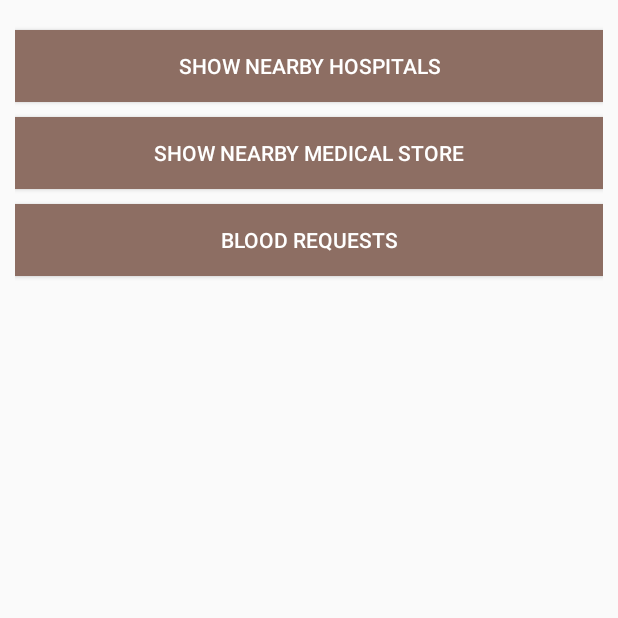
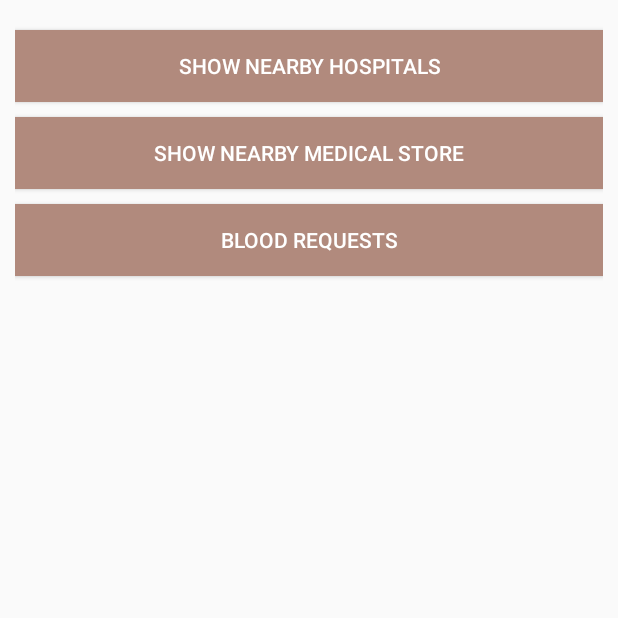
Before and after one commit to kuldeepkr16/Dr.MACS, an Android app: the screen it shows after launch once a user with an empty profile is signed in (HospitalSearch), after a tap on "GET STARTED", on a phone screen of 412 x 824 dp, the top half of it. Run offline under Robolectric (Android 15) with nearby library versions, the phone set to English and light mode, and no system bars; our stand-ins replace Firebase (no records; nobody signed in at launch, a user with empty details on screens opened directly).

Commit message:
fourth commit

```diff
--- a/app/src/main/java/com/example/lenovo/dra/fragments/readFragment.java
+++ b/app/src/main/java/com/example/lenovo/dra/fragments/readFragment.java
@@ -1,12 +1,17 @@
 package com.example.lenovo.dra.fragments;
 
 
+import android.content.Intent;
 import android.os.Bundle;
+import android.support.annotation.Nullable;
 import android.support.v4.app.Fragment;
 import android.view.LayoutInflater;
 import android.view.View;
 import android.view.ViewGroup;
+import android.widget.Button;
+import android.widget.TextView;
 
+import com.example.lenovo.dra.Activities.MedicineAvailibility;
 import com.example.lenovo.dra.R;
 
 
@@ -14,7 +19,7 @@ import com.example.lenovo.dra.R;
  * A simple {@link Fragment} subclass.
  */
 public class readFragment extends Fragment {
-
+    Button txtNewPost;
 
     public readFragment() {
         // Required empty public constructor
@@ -28,4 +33,14 @@ public class readFragment extends Fragment {
         return inflater.inflate(R.layout.fragment_read, container, false);
     }
 
+    @Override
+    public void onViewCreated(View view, @Nullable Bundle savedInstanceState) {
+        txtNewPost = (Button) view.findViewById(R.id.txtNewPost);
+        txtNewPost.setOnClickListener(new View.OnClickListener() {
+            @Override
+            public void onClick(View v) {
+                startActivity(new Intent(getActivity(), MedicineAvailibility.class));
+            }
+        });
+    }
 }
--- a/app/src/main/res/layout/activity_login.xml
+++ b/app/src/main/res/layout/activity_login.xml
@@ -9,7 +9,7 @@
     android:id="@+id/myLoginLayout"
     android:padding="50dp"
     android:weightSum="1"
-    android:background="@drawable/background">
+    android:background="@color/colorPrimaryLight">
 
     <ImageView
         android:layout_width="200dp"
--- a/app/src/main/res/layout/activity_register_with.xml
+++ b/app/src/main/res/layout/activity_register_with.xml
@@ -5,7 +5,7 @@
     android:layout_width="match_parent"
     android:layout_height="match_parent"
     android:orientation="vertical"
-    android:background="@drawable/background"
+    android:background="@color/colorPrimaryLight"
     tools:context="com.example.lenovo.dra.RegisterWithActivity">
 
     <include layout="@layout/top_bar"/>
--- a/app/src/main/res/layout/fragment_home.xml
+++ b/app/src/main/res/layout/fragment_home.xml
@@ -12,7 +12,7 @@
         android:layout_width="match_parent"
         android:layout_height="match_parent"
         android:orientation="vertical"
-        android:background="@drawable/background">
+        android:background="@color/colorPrimaryLight">
 
     <Button
         android:layout_width="match_parent"
--- a/app/src/main/res/layout/fragment_profile.xml
+++ b/app/src/main/res/layout/fragment_profile.xml
@@ -13,7 +13,7 @@
         android:layout_height="match_parent"
         android:orientation="vertical"
         android:padding="100dp"
-        android:background="@drawable/background">
+        android:background="@color/colorPrimaryLight">
     <TextView
         android:layout_width="match_parent"
         android:layout_height="wrap_content"
--- a/app/src/main/res/values/colors.xml
+++ b/app/src/main/res/values/colors.xml
@@ -3,7 +3,7 @@
     <color name="colorPrimary">#8d6e63</color>
     <color name="colorPrimaryDark">#8d6e63</color>
     <color name="colorAccent">#efebe9</color>
-    <color name="colorPrimaryLight">#8d6e63</color>
+    <color name="colorPrimaryLight">#b18a7d</color>
     <color name="textIcon">#FFFFFF</color>
     <color name="primaryText">#5d4037</color>
     <color name="secondaryText">#5d4037</color>
```
Also changed, not shown: app/src/main/res/layout/fragment_read.xml (+4 -3 lines), app/src/main/res/layout/medicine_availibility.xml (+7 -7 lines), app/src/main/res/layout/register_doc.xml (+22 -0 lines).
